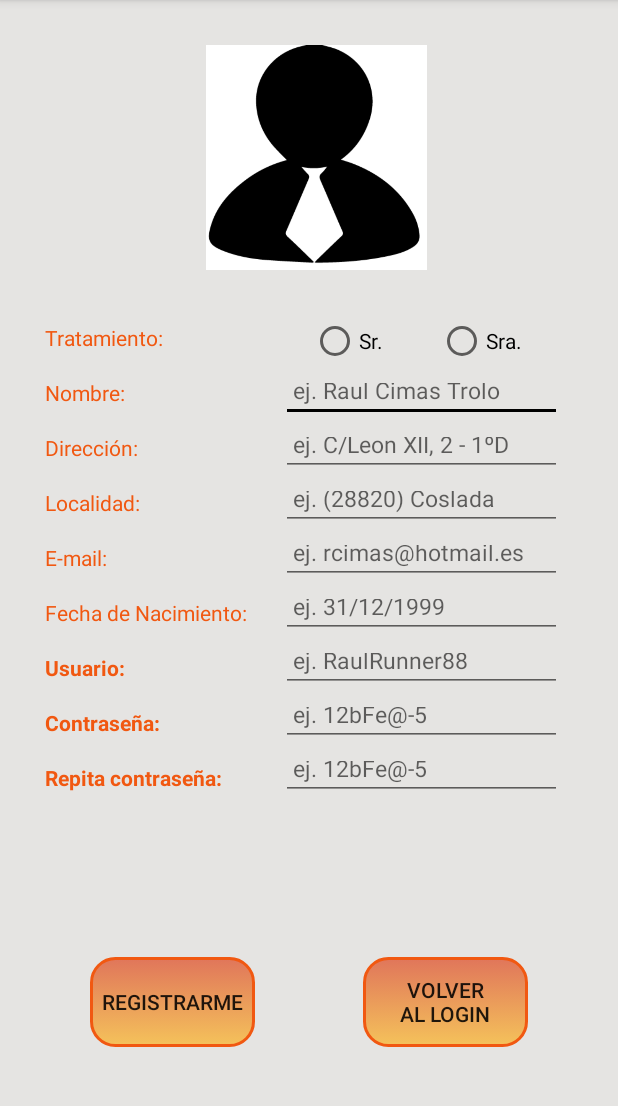
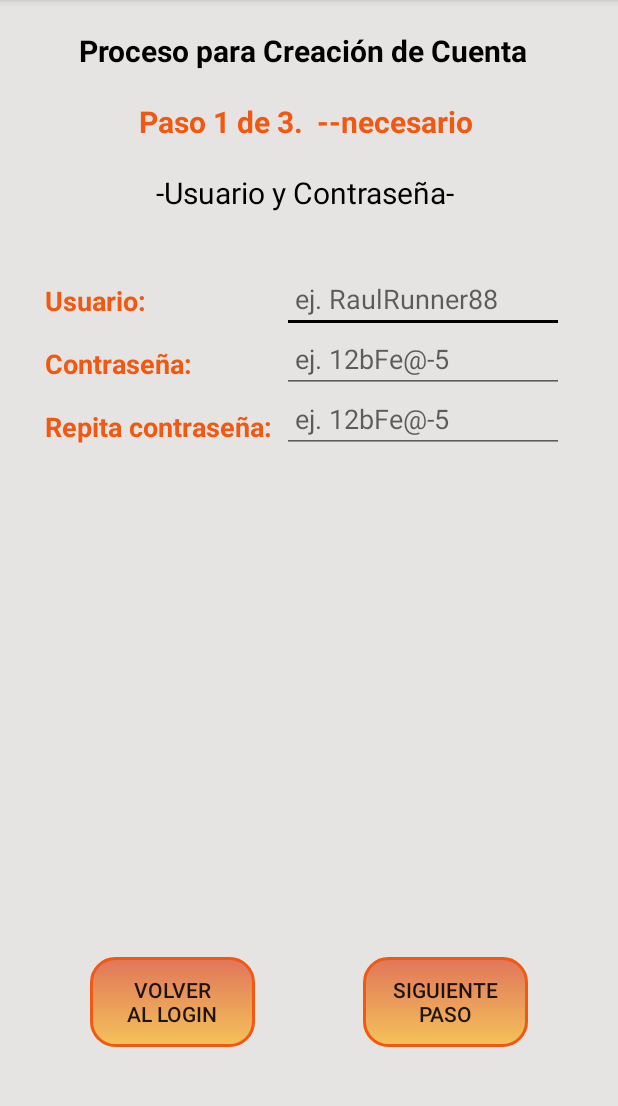
Before and after one commit to dam1718on/ByeKiloh, an Android app: the screen it shows after launch (RegistroActivity before the commit, CrearCuenta1de3 after it), after a tap on an icon or button, on a phone screen of 412 x 824 dp, the part 84-1190 px from its top. Run offline under Robolectric (Android 15) with nearby library versions, the phone set to English and light mode, and no system bars.

Commit message:
Commit21. Implementado Paso1de3 para CrearCuenta

```diff
--- a/app/src/main/AndroidManifest.xml
+++ b/app/src/main/AndroidManifest.xml
@@ -9,7 +9,8 @@
         android:roundIcon="@mipmap/ic_launcher_round"
         android:supportsRtl="true"
         android:theme="@style/AppTheme">
-        <activity android:name=".RegistroActivity"></activity>
+        <activity android:name=".crearcuenta.CrearCuenta1de3"></activity>
+        <activity android:name=".RegistroActivity" />
         <activity android:name=".LoginActivity">
             <intent-filter>
                 <action android:name="android.intent.action.MAIN" />
--- a/app/src/main/java/com/example/byekiloh/LoginActivity.java
+++ b/app/src/main/java/com/example/byekiloh/LoginActivity.java
@@ -18,7 +18,9 @@ import android.widget.CheckBox;
 import android.widget.EditText;
 import android.widget.ImageView;
 
-import com.example.byekiloh.LoginEstructuraDatos.EstructuraUsuario;
+import com.example.byekiloh.crearcuenta.CrearCuenta1de3;
+import com.example.byekiloh.utilidades.*;
+import com.example.byekiloh.objetos.*;
 
 public class LoginActivity extends AppCompatActivity {
 
@@ -31,7 +33,7 @@ public class LoginActivity extends AppCompatActivity {
     private String defaultValue;
 
     Mensaje mensaje;
-    LoginBaseDatos basedatos;
+    BaseDatos basedatos;
 
     @Override
     protected void onCreate(Bundle savedInstanceState) {
@@ -54,13 +56,13 @@ public class LoginActivity extends AppCompatActivity {
         userSP = prefSesion.getString("usuario", defaultValue);
         etUser.setText(userSP);
 
-        basedatos = new LoginBaseDatos(getApplicationContext());
+        basedatos = new BaseDatos(getApplicationContext());
 
         btnRegistro.setOnClickListener(new View.OnClickListener() {
             @Override
             public void onClick(View v) {
-            //Creamos Intent para ir a .RegistroActivity
-            Intent intent = new Intent(getApplicationContext(), RegistroActivity.class);
+            //Creamos Intent para ir a .CrearCuenta1de3
+            Intent intent = new Intent(getApplicationContext(), CrearCuenta1de3.class);
             startActivity(intent);
             }
         });
@@ -82,26 +84,26 @@ public class LoginActivity extends AppCompatActivity {
                 SQLiteDatabase sqliteL = basedatos.getReadableDatabase();
                 //Columnas que recogerá los datos de la consulta
                 String[] columnasL = {
-                        LoginEstructuraDatos.EstructuraUsuario._ID,
-                        EstructuraUsuario.COLUMN_NAME_NAME,
-                        EstructuraUsuario.COLUMN_NAME_PASS,
+                        Tablas.EstructuraUsuario._ID,
+                        Tablas.EstructuraUsuario.COLUMN_NAME_NAME,
+                        Tablas.EstructuraUsuario.COLUMN_NAME_PASS,
                 };
                 //Cláusula WHERE para buscar por usuario
-                String usuarioL = EstructuraUsuario.COLUMN_NAME_NAME+" LIKE '"+userL.getUser()+"'";
+                String usuarioL = Tablas.EstructuraUsuario.COLUMN_NAME_NAME+" LIKE '"+userL.getUser()+"'";
                 //Orden de los resultados devueltos por usuario, de forma Descendente alfabéticamente
-                String ordenSalidaNameL = LoginEstructuraDatos.EstructuraUsuario.COLUMN_NAME_NAME + " DESC";
+                String ordenSalidaNameL = Tablas.EstructuraUsuario.COLUMN_NAME_NAME + " DESC";
                 //Ejecuta la sentencia devolviendo los resultados de los parámetros pasados de tabla,
                 // columnas, usuario y orden de los resultados.
-                Cursor cursorL = sqliteL.query(EstructuraUsuario.TABLE_NAME, columnasL, usuarioL,
+                Cursor cursorL = sqliteL.query(Tablas.EstructuraUsuario.TABLE_NAME, columnasL, usuarioL,
                         null , null, null, ordenSalidaNameL);
                 //Segundo if comprueba que el cursor no esté vacío
                 if(cursorL.getCount() != 0) {
                     cursorL.moveToFirst();
-                    String passCNL = cursorL.getString(cursorL.getColumnIndex(EstructuraUsuario.COLUMN_NAME_PASS));
+                    String passCNL = cursorL.getString(cursorL.getColumnIndex(Tablas.EstructuraUsuario.COLUMN_NAME_PASS));
                     //Tercer if comprueba que las contraseñas coinciden
                     if(userL.getPass().equals(passCNL)) {
                         //Como es el usuario correcto, incluimos el valor del atributo id en el objeto userL
-                        int identificadorL = cursorL.getInt(cursorL.getColumnIndex(LoginEstructuraDatos.EstructuraUsuario._ID));
+                        int identificadorL = cursorL.getInt(cursorL.getColumnIndex(Tablas.EstructuraUsuario._ID));
                         userL.setId(identificadorL);
                         mensaje = new Mensaje(getApplicationContext(), "Bienvenido, "+userL.getUser()+"\nLogin correcto");
                         //Cuarto if comprueba si Recordar nombre de usuario está checked
@@ -142,13 +144,7 @@ public class LoginActivity extends AppCompatActivity {
 
     }
 
-    public boolean checkUser(){
-
-
-        return true;
-    }
-
-//spinEjercicios.setAdapter(new ArrayAdapter(getApplicationContext(), android.R.layout.simple_spinner_item,
-//      Collections.singletonList(ejercicio.toString())));
+    //spinEjercicios.setAdapter(new ArrayAdapter(getApplicationContext(), android.R.layout.simple_spinner_item,
+    //Collections.singletonList(ejercicio.toString())));
 
 }
--- a/app/src/main/java/com/example/byekiloh/Ejercicio.java
+++ b/app/src/main/java/com/example/byekiloh/objetos/Ejercicio.java
@@ -1,4 +1,4 @@
-package com.example.byekiloh;
+package com.example.byekiloh.objetos;
 
 import java.util.Calendar;
 
--- a/app/src/main/java/com/example/byekiloh/Usuario.java
+++ b/app/src/main/java/com/example/byekiloh/objetos/Usuario.java
@@ -1,4 +1,4 @@
-package com.example.byekiloh;
+package com.example.byekiloh.objetos;
 
 public class Usuario {
 
--- a/app/src/main/java/com/example/byekiloh/LoginBaseDatos.java
+++ b/app/src/main/java/com/example/byekiloh/utilidades/BaseDatos.java
@@ -1,13 +1,15 @@
-package com.example.byekiloh;
+package com.example.byekiloh.utilidades;
 
 import android.content.Context;
 import android.database.sqlite.SQLiteDatabase;
 import android.database.sqlite.SQLiteOpenHelper;
 
-import com.example.byekiloh.LoginEstructuraDatos.*;
+import com.example.byekiloh.utilidades.Tablas.*;
 
-public class LoginBaseDatos extends SQLiteOpenHelper {
+public class BaseDatos extends SQLiteOpenHelper {
 
+    //Se declaran e inicializan las variables encargadas de almacenar las consultas para crear las tablas,
+    //y las consultas de eliminar/crear la Base de Datos 'alphaFinalizada.sqlite'.
     private static final String TEXT_TYPE = " TEXT";
     private static final String COMMA_SEP = ",";
     private static final String SQL_CREATE_ENTRIES =
@@ -30,7 +32,7 @@ public class LoginBaseDatos extends SQLiteOpenHelper {
     public static final int DATABASE_VERSION = 1;
     public static final String DATABASE_NAME = "alphaFinalizada.sqlite";
 
-    public LoginBaseDatos(Context context) { super(context, DATABASE_NAME, null, DATABASE_VERSION); }
+    public BaseDatos(Context context) { super(context, DATABASE_NAME, null, DATABASE_VERSION); }
 
     //Método para crear la Tabla que recibe la consulta Transact-SQL
     @Override
--- a/app/src/main/java/com/example/byekiloh/Mensaje.java
+++ b/app/src/main/java/com/example/byekiloh/utilidades/Mensaje.java
@@ -1,4 +1,4 @@
-package com.example.byekiloh;
+package com.example.byekiloh.utilidades;
 
 import android.content.Context;
 import android.text.Layout;
--- a/app/src/main/java/com/example/byekiloh/LoginEstructuraDatos.java
+++ b/app/src/main/java/com/example/byekiloh/utilidades/Tablas.java
@@ -1,10 +1,10 @@
-package com.example.byekiloh;
+package com.example.byekiloh.utilidades;
 
 import android.provider.BaseColumns;
 
-public class LoginEstructuraDatos {
+public class Tablas {
 
-    public LoginEstructuraDatos() {    }
+    public Tablas() {    }
 
     public static abstract class EstructuraUsuario implements BaseColumns {
         public static final String TABLE_NAME = "Usuarios";
--- /dev/null
+++ b/app/src/main/res/layout/activity_crear_cuenta1de3.xml
@@ -0,0 +1,159 @@
+<?xml version="1.0" encoding="utf-8"?>
+<androidx.constraintlayout.widget.ConstraintLayout
+    xmlns:android="http://schemas.android.com/apk/res/android"
+    xmlns:app="http://schemas.android.com/apk/res-auto"
+    xmlns:tools="http://schemas.android.com/tools"
+    android:layout_width="match_parent"
+    android:layout_height="match_parent"
+    android:background="@color/platino"
+    tools:context=".crearcuenta.CrearCuenta1de3">
+
+    <TextView
+        android:id="@+id/tvProceso"
+        android:layout_width="wrap_content"
+        android:layout_height="wrap_content"
+        android:layout_marginStart="52dp"
+        android:layout_marginTop="20dp"
+        android:text="Proceso para Creación de Cuenta"
+        android:textAlignment="center"
+        android:textColor="@color/negro"
+        android:textSize="20dp"
+        android:textStyle="bold"
+        app:layout_constraintStart_toStartOf="parent"
+        app:layout_constraintTop_toTopOf="parent"
+        tools:ignore="MissingConstraints" />
+
+    <TextView
+        android:id="@+id/tvPaso1de3"
+        android:layout_width="wrap_content"
+        android:layout_height="wrap_content"
+        android:layout_marginStart="92dp"
+        android:layout_marginTop="20dp"
+        android:text="Paso 1 de 3.  --necesario"
+        android:textAlignment="center"
+        android:textColor="@color/naranja"
+        android:textSize="20dp"
+        android:textStyle="bold"
+        app:layout_constraintStart_toStartOf="parent"
+        app:layout_constraintTop_toBottomOf="@+id/tvProceso" />
+
+    <TextView
+        android:id="@+id/tvUseryPass"
+        android:layout_width="wrap_content"
+        android:layout_height="wrap_content"
+        android:layout_marginStart="104dp"
+        android:layout_marginTop="20dp"
+        android:text="-Usuario y Contraseña-"
+        android:textAlignment="center"
+        android:textColor="@color/negro"
+        android:textSize="20dp"
+        app:layout_constraintStart_toStartOf="parent"
+        app:layout_constraintTop_toBottomOf="@+id/tvPaso1de3" />
+
+    <TextView
+        android:id="@+id/tvUsuario"
+        android:layout_width="wrap_content"
+        android:layout_height="wrap_content"
+        android:layout_marginStart="30dp"
+        android:layout_marginTop="46dp"
+        android:text="Usuario:"
+        android:textColor="@color/naranja"
+        android:textSize="18dp"
+        android:textStyle="bold"
+        app:layout_constraintStart_toStartOf="parent"
+        app:layout_constraintTop_toBottomOf="@+id/tvUseryPass" />
+
+    <TextView
+        android:id="@+id/tvContraseña"
+        android:layout_width="wrap_content"
+        android:layout_height="wrap_content"
+        android:layout_marginStart="30dp"
+        android:layout_marginTop="17dp"
+        android:text="Contraseña:"
+        android:textColor="@color/naranja"
+        android:textSize="18dp"
+        android:textStyle="bold"
+        app:layout_constraintStart_toStartOf="parent"
+        app:layout_constraintTop_toBottomOf="@+id/tvUsuario" />
+
+    <TextView
+        android:id="@+id/tvContraseñaRe"
+        android:layout_width="wrap_content"
+        android:layout_height="wrap_content"
+        android:layout_marginStart="30dp"
+        android:layout_marginTop="17dp"
+        android:text="Repita contraseña:"
+        android:textColor="@color/naranja"
+        android:textSize="18dp"
+        android:textStyle="bold"
+        app:layout_constraintStart_toStartOf="parent"
+        app:layout_constraintTop_toBottomOf="@+id/tvContraseña" />
+
+    <EditText
+        android:id="@+id/etUsuario"
+        android:layout_width="188dp"
+        android:layout_height="40dp"
+        android:layout_marginStart="188dp"
+        android:layout_marginTop="40dp"
+        android:digits="0123456789abcdefghigklmnñopqrstuvwxyzABCDEFGHIJKLMNÑOPQRSTUVWXYZáéíóúÁÉÍÓÚäëïöüÄËÏÖÜ"
+        android:hint=" ej. RaulRunner88"
+        android:maxLength="15"
+        android:maxLines="1"
+        android:textColor="@color/naranja"
+        android:textSize="18dp"
+        app:layout_constraintStart_toStartOf="parent"
+        app:layout_constraintTop_toBottomOf="@+id/tvUseryPass" />
+
+    <EditText
+        android:id="@+id/etContraseña"
+        android:layout_width="188dp"
+        android:layout_height="40dp"
+        android:layout_marginStart="188dp"
+        android:digits="@-_.:;,0123456789abcdefghigklmnñopqrstuvwxyzABCDEFGHIJKLMNÑOPQRSTUVWXYZáéíóúÁÉÍÓÚäëïöüÄËÏÖÜ"
+        android:hint=" ej. 12bFe@-5"
+        android:inputType="textPassword"
+        android:maxLength="20"
+        android:maxLines="1"
+        android:textColor="@color/naranja"
+        android:textSize="18dp"
+        app:layout_constraintStart_toStartOf="parent"
+        app:layout_constraintTop_toBottomOf="@+id/etUsuario" />
+
+    <EditText
+        android:id="@+id/etContraseñaRe"
+        android:layout_width="188dp"
+        android:layout_height="40dp"
+        android:layout_marginStart="188dp"
+        android:digits="@-_.:;,0123456789abcdefghigklmnñopqrstuvwxyzABCDEFGHIJKLMNÑOPQRSTUVWXYZáéíóúÁÉÍÓÚäëïöüÄËÏÖÜ"
+        android:hint=" ej. 12bFe@-5"
+        android:inputType="textPassword"
+        android:maxLength="20"
+        android:maxLines="1"
+        android:textColor="@color/naranja"
+        android:textSize="18dp"
+        app:layout_constraintStart_toStartOf="parent"
+        app:layout_constraintTop_toBottomOf="@+id/etContraseña" />
+
+    <Button
+        android:id="@+id/btnLog"
+        android:layout_width="110dp"
+        android:layout_height="60dp"
+        android:layout_marginStart="60dp"
+        android:layout_marginBottom="70dp"
+        android:background="@drawable/rounded_box_button"
+        android:text="VOLVER\nAL LOGIN"
+        app:layout_constraintBottom_toBottomOf="parent"
+        app:layout_constraintStart_toStartOf="parent" />
+
+    <Button
+        android:id="@+id/btnPaso2"
+        android:layout_width="110dp"
+        android:layout_height="60dp"
+        android:layout_marginEnd="60dp"
+        android:layout_marginBottom="70dp"
+        android:background="@drawable/rounded_box_button"
+        android:text="SIGUIENTE\nPASO"
+        app:layout_constraintBottom_toBottomOf="parent"
+        app:layout_constraintEnd_toEndOf="parent" />
+
+</androidx.constraintlayout.widget.ConstraintLayout>
```
Also changed, not shown: app/src/main/java/com/example/byekiloh/FirstActivity.java (+9 -6 lines), app/src/main/java/com/example/byekiloh/FirstBaseDatos.java (deleted, +0 -41 lines), app/src/main/java/com/example/byekiloh/FirstEstructuraDatos.java (deleted, +0 -17 lines), app/src/main/java/com/example/byekiloh/RegistroActivity.java (+23 -22 lines), app/src/main/java/com/example/byekiloh/crearcuenta/CrearCuenta1de3.java (added, +151 -0 lines), app/src/main/res/layout/activity_login.xml (indentation only), 1 other file.
